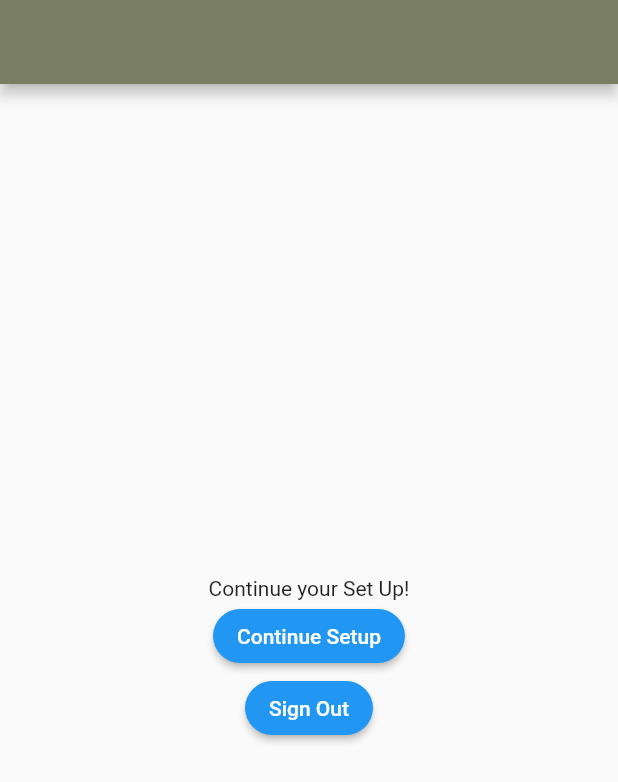
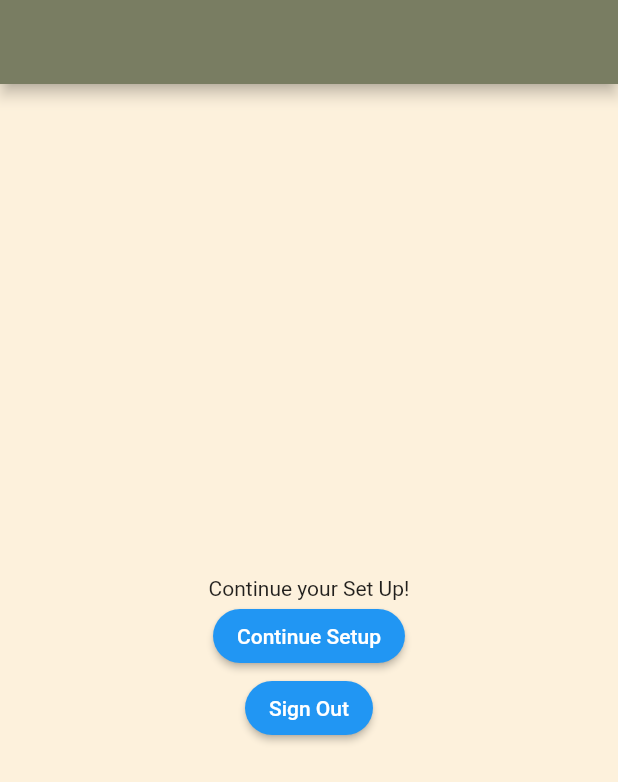
Before and after one commit to rndvouz/rndvouz_mobile_app, a Flutter app: the screen it shows once a user with an empty profile is signed in, on a phone screen of 412 x 824 dp. Shown: the top 782 px of the screen. Run offline on Flutter 3.47's test engine with Material 2 defaults, Android fonts, the phone set to English and light mode, and no system bars; our stand-ins replace cloud_firestore, firebase_auth, firebase_core, flutter_card_swiper, flutter_riverpod, freezed_annotation and 4 more; missing offline and left inert: firebase_ui_auth, material_theme_builder; accounts and stored records are empty; generated files the repository leaves out were written again.

Commit message:
fiddled with theme

```diff
--- a/lib/features/common/data/colors.dart
+++ b/lib/features/common/data/colors.dart
@@ -5,6 +5,7 @@ import 'package:flutter/material.dart';
 const colorGreen1 = Color(0xFF797D62);
 const colorGreen2 = Color(0xFF9B9B7A);
 
+const colorCream0 = Color.fromRGBO(255, 247, 234, 1);
 const colorCream1 = Color.fromRGBO(253, 241, 220, 1);
 const colorCream2 = Color.fromRGBO(233, 218, 192, 1);
 
@@ -16,6 +17,6 @@ const errorRed = Color(0xFFC5032B);
 const surfaceWhite = Color.fromARGB(255, 255, 255, 255);
 
 const primaryGreen = Color(0xFF797D62);
-const secondaryBrown = Color(0xFF967100);
+const secondaryBrown = Color.fromARGB(255, 116, 102, 60);
 const tertiaryBlue = Color(0xFF6d998e);
 const neutralGrey = Color(0xFF92918a);
--- a/lib/features/home/presentation/home_notification.dart
+++ b/lib/features/home/presentation/home_notification.dart
@@ -29,7 +29,6 @@ class _HomeNotificationState extends State<HomeNotification> {
       appBar: AppBar(
         elevation: 0,
         automaticallyImplyLeading: false,
-        backgroundColor: Colors.white,
         flexibleSpace: SafeArea(
           child: Container(
             padding: const EdgeInsets.only(left: 16, top: 16, right: 16),
@@ -39,9 +38,9 @@ class _HomeNotificationState extends State<HomeNotification> {
                 Text(
                   "Message",
                   style: TextStyle(
+                    color: Colors.white,
                     fontSize: 20,
                     fontWeight: FontWeight.bold,
-                    color: Colors.black,
                   ),
                 ),
                 SizedBox(
@@ -49,7 +48,7 @@ class _HomeNotificationState extends State<HomeNotification> {
                 ),
                 Icon(
                   Icons.settings,
-                  color: Colors.black54,
+                  color: Colors.white,
                 ),
               ],
             ),
@@ -84,7 +83,6 @@ class _HomeNotificationState extends State<HomeNotification> {
         elevation: 0,
         child: Container(
           height: 60.0,
-          color: Colors.transparent,
         ),
       ),
     );
--- a/lib/features/settings/presentation/app_theme.dart
+++ b/lib/features/settings/presentation/app_theme.dart
@@ -28,12 +28,13 @@ ThemeData _buildAppTheme(String mode) {
         primary: primaryGreen,
         secondary: secondaryBrown,
         tertiary: tertiaryBlue,
-        neutral: neutralGrey,
+        neutral: colorCream1,
       ).toScheme(),
     );
   }
 
-  return base.copyWith(
+  return mode == 'light'
+      ? base.copyWith(
           // colorScheme: base.colorScheme.copyWith(
           //   primary: colorGreen1,
           //   secondary: colorBrown1,
@@ -43,16 +44,39 @@ ThemeData _buildAppTheme(String mode) {
           // splashColor: Colors.transparent,
           // highlightColor: Colors.transparent,
           // hoverColor: Colors.transparent,
-    // scaffoldBackgroundColor: colorCream1,
+          scaffoldBackgroundColor: colorCream1,
           appBarTheme: const AppBarTheme(
             backgroundColor: primaryGreen,
           ),
           bottomNavigationBarTheme: const BottomNavigationBarThemeData(
             backgroundColor: primaryGreen,
           ),
-    // cardTheme: CardTheme(
-    //   color: colorCream2,
+          cardTheme: CardTheme(
+            color: colorCream0,
+          ),
+          elevatedButtonTheme: ElevatedButtonThemeData(
+              style: ButtonStyle(
+                  shape: MaterialStateProperty.all<RoundedRectangleBorder>(
+                      RoundedRectangleBorder(
+            borderRadius: BorderRadius.circular(25.0),
+          )))),
+        )
+      : base.copyWith(
+          // colorScheme: base.colorScheme.copyWith(
+          //   primary: colorGreen1,
+          //   secondary: colorBrown1,
+          //   error: errorRed,
           // ),
+          // useMaterial3: false,
+          // splashColor: Colors.transparent,
+          // highlightColor: Colors.transparent,
+          // hoverColor: Colors.transparent,
+          appBarTheme: const AppBarTheme(
+            backgroundColor: primaryGreen,
+          ),
+          bottomNavigationBarTheme: const BottomNavigationBarThemeData(
+            backgroundColor: primaryGreen,
+          ),
           elevatedButtonTheme: ElevatedButtonThemeData(
               style: ButtonStyle(
                   shape: MaterialStateProperty.all<RoundedRectangleBorder>(
```
Also changed, not shown: lib/features/authentication/presentation/await_verify.dart (+14 -1 lines), lib/features/authentication/presentation/setup_login.dart (+15 -7 lines), lib/features/home/presentation/home_profile.dart (+7 -9 lines), lib/features/home/presentation/upload_fields.dart (+25 -17 lines), lib/features/home/presentation/upload_menu.dart (+20 -5 lines). Lines whose indentation alone changed are shown as unchanged.
